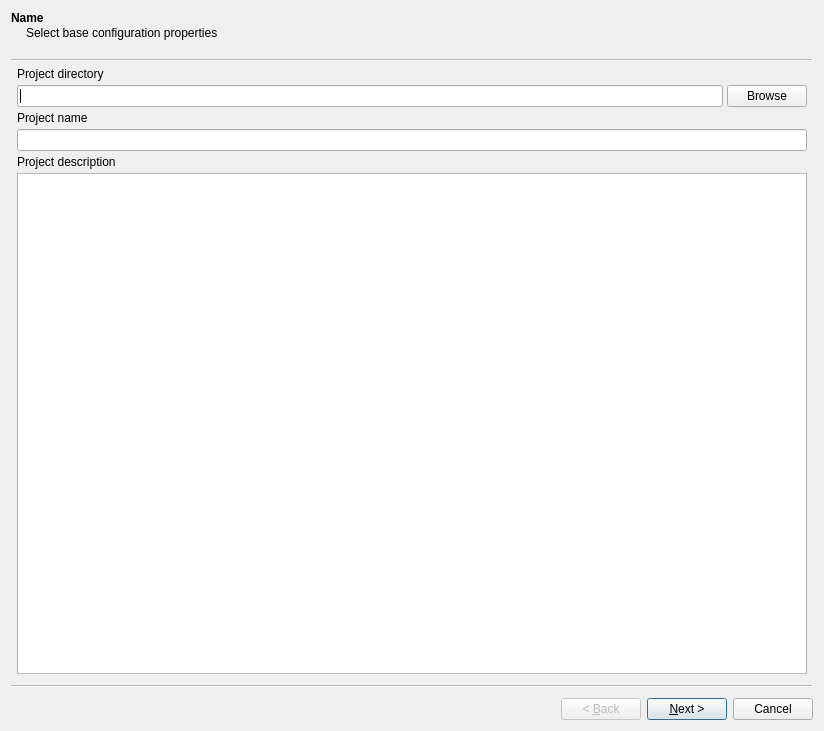
Before: the Qt Designer form GUI/Qt/UCreateConfigurationWizardWidget.ui in aicommunity/Rdk, drawn with Qt 5.
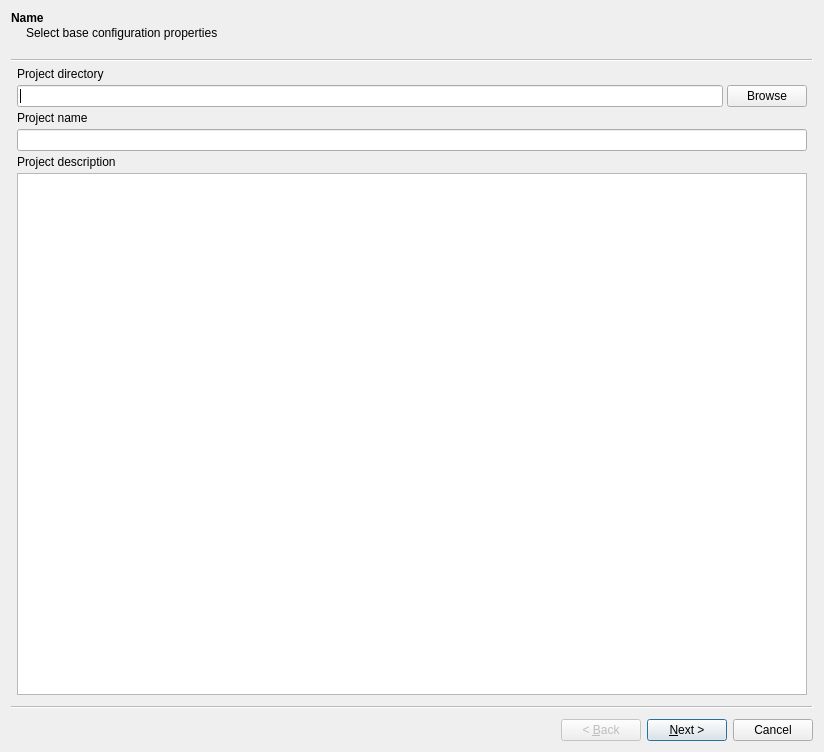
After: the same form once the commit is applied.

Diff of the .ui file:
```diff
--- a/GUI/Qt/UCreateConfigurationWizardWidget.ui
+++ b/GUI/Qt/UCreateConfigurationWizardWidget.ui
@@ -7,7 +7,7 @@
     <x>0</x>
     <y>0</y>
     <width>824</width>
-    <height>731</height>
+    <height>752</height>
    </rect>
   </property>
   <property name="windowTitle">
```
